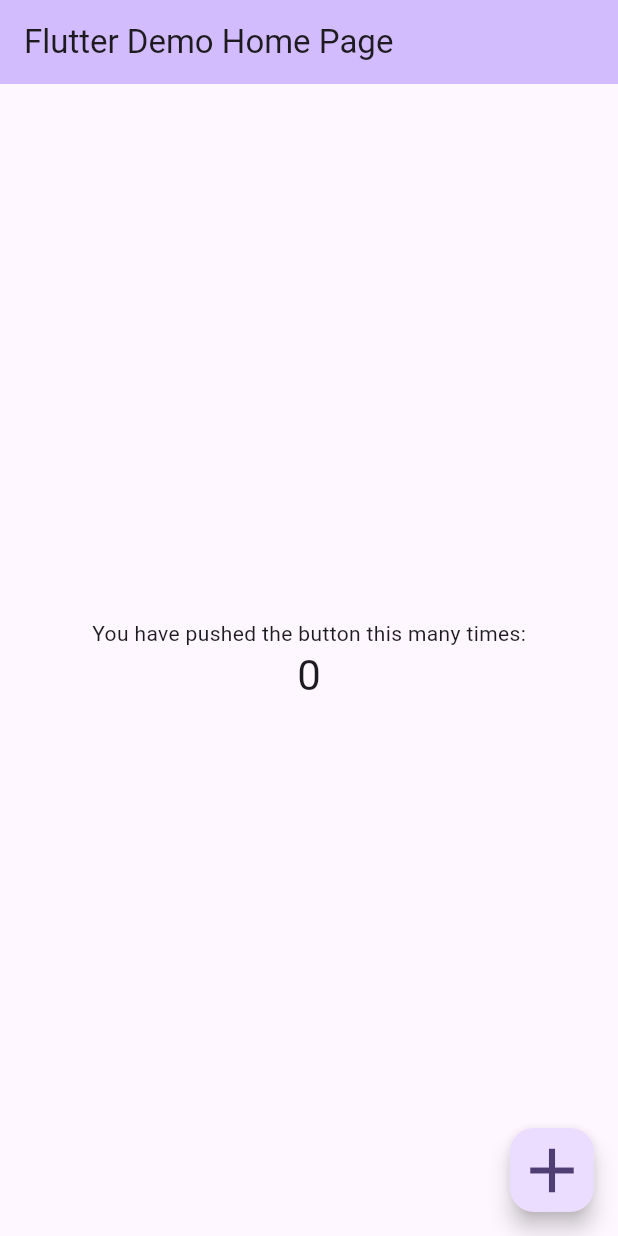
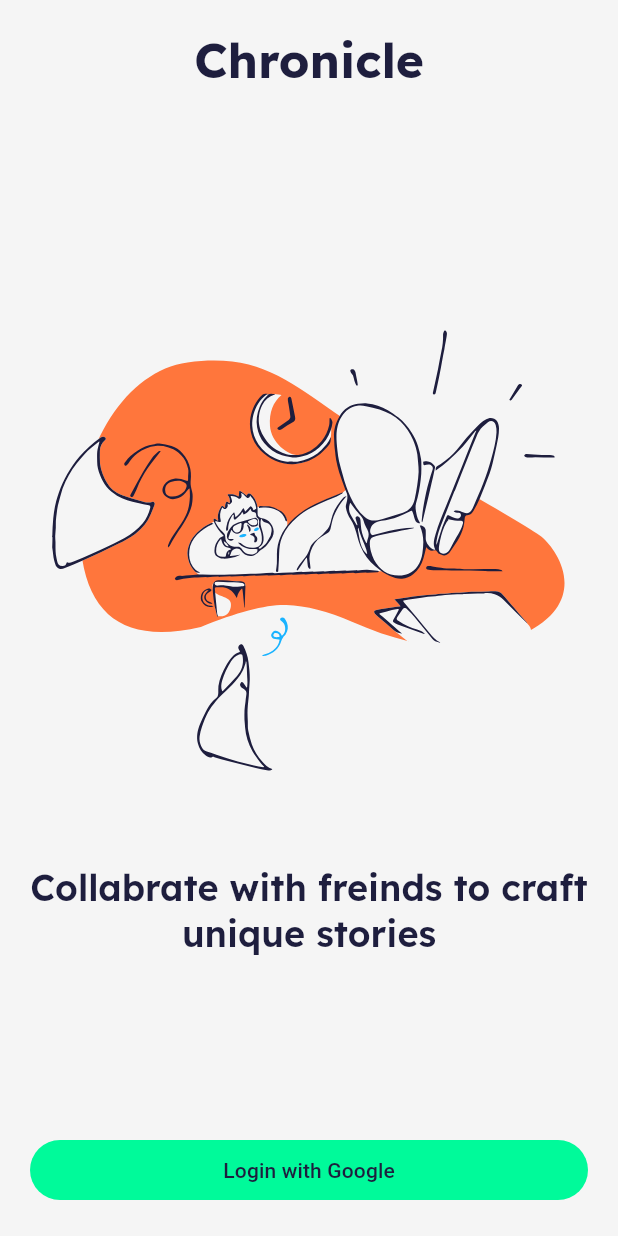
Before and after one commit to Omar-galab/Chronicl-app, a Flutter app: the screen it shows after launch, on a phone screen of 412 x 824 dp. Run offline on Flutter 3.47's test engine with Material 3 defaults, Android fonts, the phone set to English and light mode, and no system bars; our stand-ins replace dio, equatable, firebase_auth, firebase_core, flutter_bloc, flutter_svg and 4 more; accounts and stored records are empty.

Commit message:
feat: add app routing, dependency injection, and auth page
- Introduced `go_router` for navigation and created `AppRouter` to manage routes
- Added `get_it` for dependency injection and implemented `setup` function to register services
- Created `AuthPage` for user authentication with Google login functionality
- Updated `UserModle` and `UserState` to extend `Equatable` for better state management
- Added `Images` class to manage image assets

```diff
--- /dev/null
+++ b/devtools_options.yaml
@@ -0,0 +1,3 @@
+description: This file stores settings for Dart & Flutter DevTools.
+documentation: https://docs.flutter.dev/tools/devtools/extensions#configure-extension-enablement-states
+extensions:
--- /dev/null
+++ b/lib/core/constans/images.dart
@@ -0,0 +1,4 @@
+class Images {
+  static const String login ='assets/images/login_image.svg';
+  static const logo ='assets/images/logo.png';
+}
--- a/lib/feature/auth/data/datasource/auth_remote_datasource.dart
+++ b/lib/feature/auth/data/datasource/auth_remote_datasource.dart
@@ -9,6 +9,7 @@ final Dio dio;
     var requset = await dio.post('users/login' ,
     data: {'token':token});
     return UserModle.fromJson(requset.data);
+
   }
 
 }
--- a/lib/feature/auth/domain/modle/user_modle.dart
+++ b/lib/feature/auth/domain/modle/user_modle.dart
@@ -1,16 +1,21 @@
+import 'package:equatable/equatable.dart';
 import 'package:json_annotation/json_annotation.dart';
 part 'user_modle.g.dart';
 @JsonSerializable()
 
-class UserModle {
+class UserModle  extends Equatable {
   @JsonKey(name: '_id')
   final String id;
   final String name;
   final String photoUrl;
 
-  UserModle({required this.id, required this.name, required this.photoUrl});
+  const UserModle({required this.id, required this.name, required this.photoUrl});
   factory UserModle.fromJson(Map<String, dynamic> json) =>
       _$UserModleFromJson(json);
 
   Map<String, dynamic> toJson() => _$UserModleToJson(this);
+
+  @override
+  // TODO: implement props
+  List<Object?> get props => [id, name, photoUrl];
 }
--- a/lib/feature/auth/pressentation/bloc/user_state.dart
+++ b/lib/feature/auth/pressentation/bloc/user_state.dart
@@ -1,4 +1,5 @@
 import 'package:chronicle/feature/auth/domain/modle/user_modle.dart';
+import 'package:equatable/equatable.dart';
 
 enum UserStatus{
   initial,
@@ -6,15 +7,15 @@ enum UserStatus{
   success,
   error,
 }
-class UserState {
+class UserState extends Equatable{
   final UserStatus status;
   final String? errorMessage;
   final UserModle? userModle;
 
-  UserState._({required this.status, this.errorMessage, this.userModle});
+  const UserState._({required this.status, this.errorMessage, this.userModle});
 
 
-  factory UserState.initial() => UserState._(status: UserStatus.initial);
+  factory UserState.initial() => const UserState._(status: UserStatus.initial);
   UserState  copyWith({UserStatus? status, UserModle? userModle, String? errorMessage}){
     return UserState._(
       status: status?? this.status,
@@ -24,4 +25,8 @@ class UserState {
 
   }
 
+  @override
+  // TODO: implement props
+  List<Object?> get props => [status,errorMessage ,UserModle];
+
 }
--- /dev/null
+++ b/lib/feature/auth/pressentation/pages/auth_page.dart
@@ -0,0 +1,63 @@
+import 'package:chronicle/core/constans/images.dart';
+import 'package:chronicle/core/theme/app_colors.dart';
+import 'package:chronicle/core/ui/widget/defult_button.dart';
+import 'package:chronicle/feature/auth/pressentation/bloc/user_bloc.dart';
+import 'package:chronicle/feature/auth/pressentation/bloc/user_event.dart';
+import 'package:chronicle/feature/auth/pressentation/bloc/user_state.dart';
+import 'package:flutter/material.dart';
+import 'package:flutter_bloc/flutter_bloc.dart';
+import 'package:flutter_svg/svg.dart';
+
+class AuthPage extends StatelessWidget {
+  const AuthPage({super.key});
+  static const String rout = '/auth';
+
+  @override
+  Widget build(BuildContext context) {
+    return Scaffold(
+      body: SafeArea(
+        child: BlocConsumer<UserBloc, UserState>(
+          builder: (context, state) {
+            return Padding(
+              padding: const EdgeInsets.all(20),
+              child: Column(
+                children: [
+                  Text(
+                    'Chronicle',
+                    style: Theme.of(context).textTheme.headlineLarge,
+                  ),
+                  const Spacer(),
+                  SvgPicture.asset(Images.login),
+                  Padding(
+                    padding: const EdgeInsets.symmetric(vertical: 10),
+                    child: Text(
+                      'Collabrate with freinds to craft unique stories',
+                      textAlign: TextAlign.center,
+                      style: Theme.of(context).textTheme.headlineMedium,
+                    ),
+                  ),
+                  const Spacer(),
+                  DefultButton(
+                    text: 'Login with Google',
+                    textColor: AppColors.textColor,
+                    backgroundColore: AppColors.secondary,
+                    onPressed: () {
+                      context.read<UserBloc>().add(LoginWithGoogleEvent());
+                    },
+                  ),
+                ],
+              ),
+            );
+          },
+          listener: (context, state) {
+            if (state.status == UserStatus.error) {
+              ScaffoldMessenger.of(
+                context,
+              ).showSnackBar(SnackBar(content: Text(state.errorMessage ?? '')));
+            }
+          },
+        ),
+      ),
+    );
+  }
+}
--- a/lib/main.dart
+++ b/lib/main.dart
@@ -1,133 +1,32 @@
+import 'package:chronicle/core/di/get_it.dart';
+import 'package:chronicle/core/router/app_router.dart';
+import 'package:chronicle/core/theme/app_theme.dart';
+import 'package:chronicle/feature/auth/pressentation/bloc/user_bloc.dart';
+import 'package:chronicle/firebase_options.dart';
+import 'package:dio/dio.dart';
 import 'package:firebase_core/firebase_core.dart';
 import 'package:flutter/material.dart';
 import 'package:flutter/rendering.dart';
+import 'package:flutter_bloc/flutter_bloc.dart';
 
-void main()async {
+void main() async {
   // Enable debug painting to show widget boundaries
+
   WidgetsFlutterBinding.ensureInitialized();
-  await Firebase.initializeApp();
-  debugPaintSizeEnabled = true;
+  await Firebase.initializeApp(options: DefaultFirebaseOptions.currentPlatform);
+  setup();
+
+  debugPaintSizeEnabled = false;
   // Alternatively, you can use this to show baselines
   // debugPaintBaselinesEnabled = true;
   // Or this to highlight repaints
   // debugRepaintRainbowEnabled = true;
 
-  runApp(const MyApp());
+  runApp(
+    BlocProvider(
+      create: (context) => getIt<UserBloc>(),
+      child: MaterialApp.router(routerConfig: AppRouter.router ,theme: AppTheme.getTheme(),
+      debugShowCheckedModeBanner: false,),
+    ),
+  );
 }
-
-class MyApp extends StatelessWidget {
-  const MyApp({super.key});
-
-  // This widget is the root of your application.
-  @override
-  Widget build(BuildContext context) {
-    return MaterialApp(
-      title: 'Flutter Demo',
-      theme: ThemeData(
-        // This is the theme of your application.
-        //
-        // TRY THIS: Try running your application with "flutter run". You'll see
-        // the application has a purple toolbar. Then, without quitting the app,
-        // try changing the seedColor in the colorScheme below to Colors.green
-        // and then invoke "hot reload" (save your changes or press the "hot
-        // reload" button in a Flutter-supported IDE, or press "r" if you used
-        // the command line to start the app).
-        //
-        // Notice that the counter didn't reset back to zero; the application
-        // state is not lost during the reload. To reset the state, use hot
-        // restart instead.
-        //
-        // This works for code too, not just values: Most code changes can be
-        // tested with just a hot reload.
-        colorScheme: ColorScheme.fromSeed(seedColor: Colors.deepPurple),
-      ),
-      home: const MyHomePage(title: 'Flutter Demo Home Page'),
-    );
-  }
-}
-
-class MyHomePage extends StatefulWidget {
-  const MyHomePage({super.key, required this.title});
-
-  // This widget is the home page of your application. It is stateful, meaning
-  // that it has a State object (defined below) that contains fields that affect
-  // how it looks.
-
-  // This class is the configuration for the state. It holds the values (in this
-  // case the title) provided by the parent (in this case the App widget) and
-  // used by the build method of the State. Fields in a Widget subclass are
-  // always marked "final".
-
-  final String title;
-
-  @override
-  State<MyHomePage> createState() => _MyHomePageState();
-}
-
-class _MyHomePageState extends State<MyHomePage> {
-  int _counter = 0;
-
-  void _incrementCounter() {
-    setState(() {
-      // This call to setState tells the Flutter framework that something has
-      // changed in this State, which causes it to rerun the build method below
-      // so that the display can reflect the updated values. If we changed
-      // _counter without calling setState(), then the build method would not be
-      // called again, and so nothing would appear to happen.
-      _counter++;
-    });
-  }
-
-  @override
-  Widget build(BuildContext context) {
-    // This method is rerun every time setState is called, for instance as done
-    // by the _incrementCounter method above.
-    //
-    // The Flutter framework has been optimized to make rerunning build methods
-    // fast, so that you can just rebuild anything that needs updating rather
-    // than having to individually change instances of widgets.
-    return Scaffold(
-      appBar: AppBar(
-        // TRY THIS: Try changing the color here to a specific color (to
-        // Colors.amber, perhaps?) and trigger a hot reload to see the AppBar
-        // change color while the other colors stay the same.
-        backgroundColor: Theme.of(context).colorScheme.inversePrimary,
-        // Here we take the value from the MyHomePage object that was created by
-        // the App.build method, and use it to set our appbar title.
-        title: Text(widget.title),
-      ),
-      body: Center(
-        // Center is a layout widget. It takes a single child and positions it
-        // in the middle of the parent.
-        child: Column(
-          // Column is also a layout widget. It takes a list of children and
-          // arranges them vertically. By default, it sizes itself to fit its
-          // children horizontally, and tries to be as tall as its parent.
-          //
-          // Column has various properties to control how it sizes itself and
-          // how it positions its children. Here we use mainAxisAlignment to
-          // center the children vertically; the main axis here is the vertical
-          // axis because Columns are vertical (the cross axis would be
-          // horizontal).
-          //
-          // TRY THIS: Invoke "debug painting" (choose the "Toggle Debug Paint"
-          // action in the IDE, or press "p" in the console), to see the
-          // wireframe for each widget.
-          mainAxisAlignment: MainAxisAlignment.center,
-          children: <Widget>[
-            const Text('You have pushed the button this many times:'),
-            Text(
-              '$_counter',
-              style: Theme.of(context).textTheme.headlineMedium,
-            ),
-          ],
-        ),
-      ),
-      floatingActionButton: FloatingActionButton(
-        onPressed: _incrementCounter,
-        tooltip: 'Increment',
-        child: const Icon(Icons.add ,size: 50,),
-      ), // This trailing comma makes auto-formatting nicer for build methods.
-    );
-  }
-}
--- a/pubspec.yaml
+++ b/pubspec.yaml
@@ -38,6 +38,7 @@ dependencies:
   flutter_bloc: ^9.1.1
   flutter_svg: ^2.1.0
   get_it: ^8.0.3
+  go_router: ^15.1.2
   google_sign_in: ^6.3.0
   pretty_dio_logger: ^1.4.0
   share_plus: ^11.0.0
```
Also changed, not shown: lib/core/di/get_it.dart (added, +32 -0 lines), lib/core/router/app_router.dart (added, +12 -0 lines), pubspec.lock, 1 other file.
